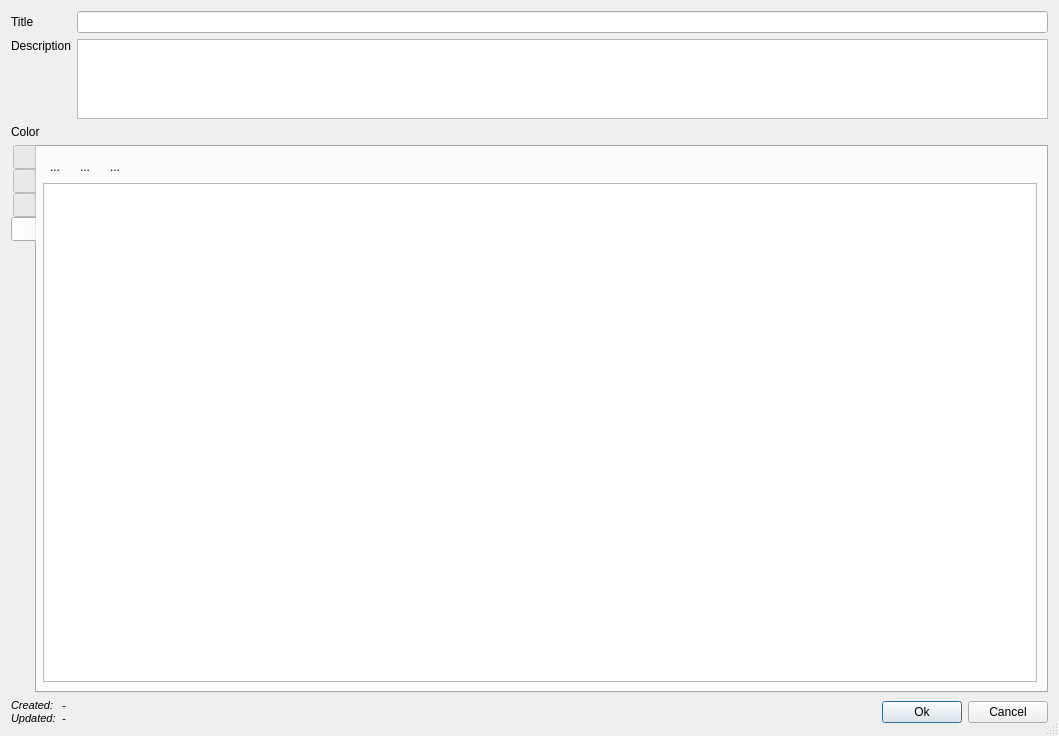
Old version of the form bulinotes/bulinotes/bn/resources/bnnoteeditor.ui in the repository Grum999/BuliNotes.
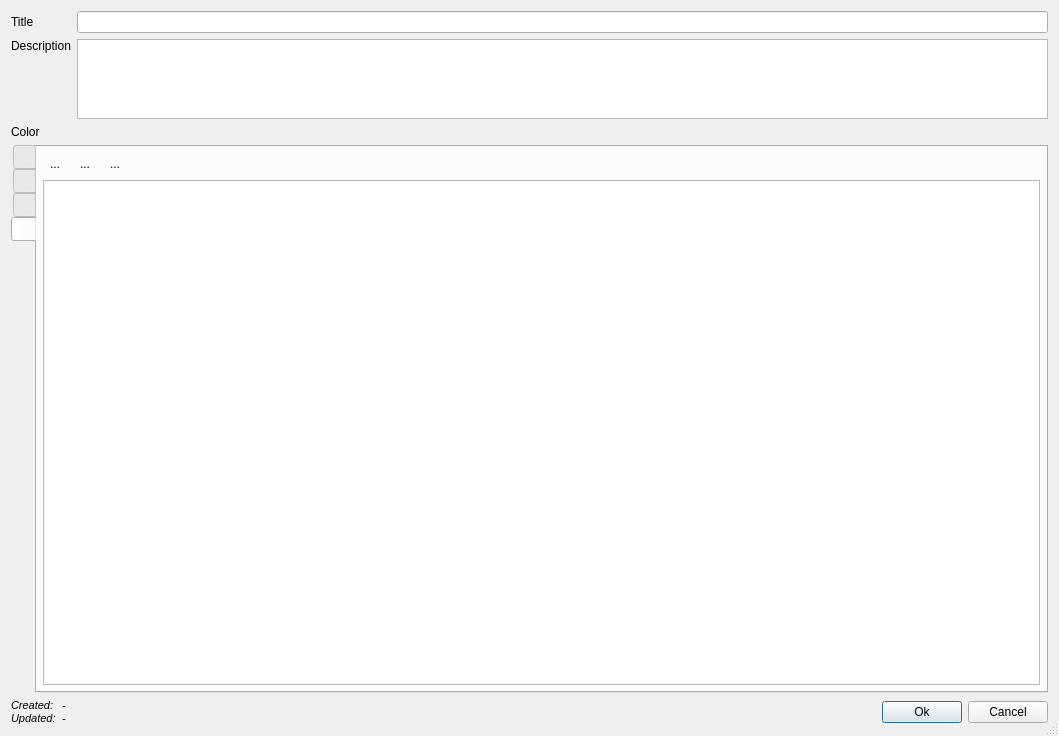
New version of the form. The open tabs and pages were chosen to show the change. Icons and pictures are not drawn. Custom widgets are drawn as their Qt base class.

Commit message:
Fix UI for linked layers
There was invalid margins, now looks like other tabs

The edit to the form file:
```diff
--- a/bulinotes/bulinotes/bn/resources/bnnoteeditor.ui
+++ b/bulinotes/bulinotes/bn/resources/bnnoteeditor.ui
@@ -858,15 +858,27 @@
        <property name="leftMargin">
         <number>6</number>
        </property>
+       <property name="topMargin">
+        <number>6</number>
+       </property>
+       <property name="rightMargin">
+        <number>6</number>
+       </property>
+       <property name="bottomMargin">
+        <number>6</number>
+       </property>
        <item>
         <widget class="QWidget" name="widget_8" native="true">
          <property name="minimumSize">
           <size>
            <width>0</width>
-           <height>100</height>
+           <height>0</height>
           </size>
          </property>
-         <layout class="QVBoxLayout" name="verticalLayout_9">
+         <layout class="QVBoxLayout" name="verticalLayout_9" stretch="0,0">
+          <property name="spacing">
+           <number>-1</number>
+          </property>
           <property name="leftMargin">
            <number>0</number>
           </property>
@@ -881,6 +893,12 @@
           </property>
           <item>
            <widget class="QWidget" name="widget_7" native="true">
+            <property name="sizePolicy">
+             <sizepolicy hsizetype="Preferred" vsizetype="Maximum">
+              <horstretch>0</horstretch>
+              <verstretch>0</verstretch>
+             </sizepolicy>
+            </property>
             <property name="minimumSize">
              <size>
               <width>0</width>
```
Left out of the diff: 36 changed lines with no effect on the pictures.
